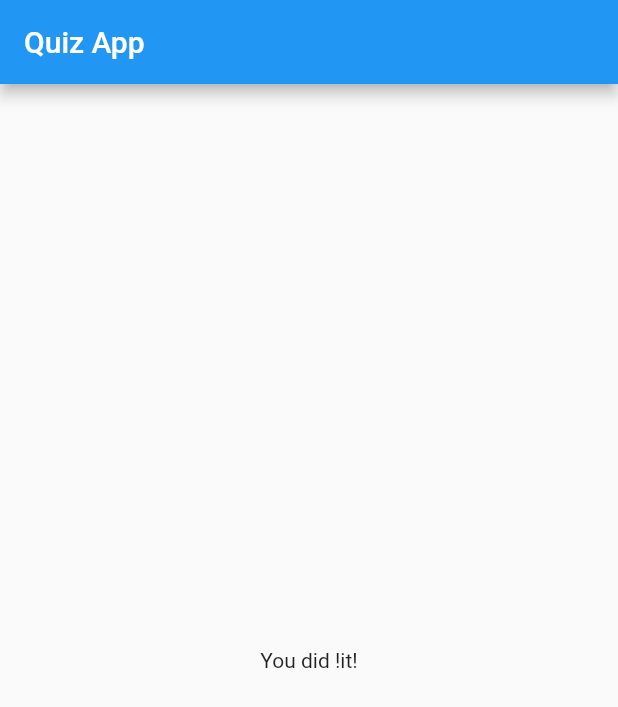
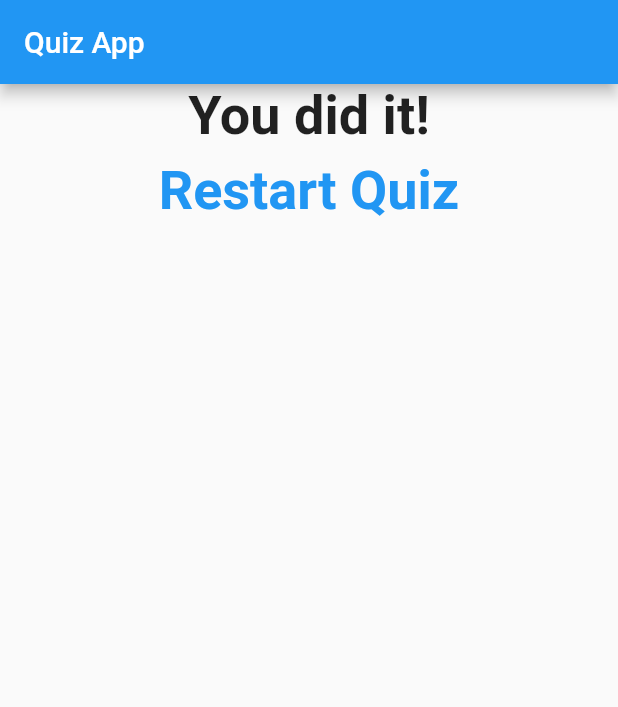
Before and after one commit to Sodment/fluttter_quiz_app, a Flutter app: the screen it shows after launch, after a tap on "Black", after a tap on "Cat", after a tap on "Lasagna", on a phone screen of 412 x 824 dp. Shown: the top 707 px of the screen. Run offline on Flutter 3.47's test engine with Material 2 defaults, Android fonts, the phone set to English and light mode, and no system bars.

Commit message:
Add resseting Quiz

```diff
--- a/lib/answer.dart
+++ b/lib/answer.dart
@@ -14,7 +14,9 @@ class Answer extends StatelessWidget {
           backgroundColor: MaterialStateProperty.all(Colors.blue),
         ),
         onPressed: selectHandler,
-        child: Text(answer),
+        child: Text(
+          answer,
+        ),
       ),
     );
   }
--- a/lib/main.dart
+++ b/lib/main.dart
@@ -52,6 +52,13 @@ class _MyAppState extends State<MyApp> {
     print(_totalScore);
   }
 
+  void _resetQuiz() {
+    setState(() {
+      _questionIndex = 0;
+      _totalScore = 0;
+    });
+  }
+
   @override
   Widget build(BuildContext context) {
     return MaterialApp(
@@ -68,7 +75,7 @@ class _MyAppState extends State<MyApp> {
                 questionIndex: _questionIndex,
                 questions: _questions,
                 answerQusetionFunction: _answerQuestion)
-            : Result("You did !it!"),
+            : Result(_totalScore, _resetQuiz),
       ),
     );
   }
--- a/lib/result.dart
+++ b/lib/result.dart
@@ -1,14 +1,50 @@
 import 'package:flutter/material.dart';
 
 class Result extends StatelessWidget {
-  final String message;
+  final int score;
+  final VoidCallback resetHandler;
 
-  Result(this.message);
+  Result(this.score, this.resetHandler);
+
+  String get resultPhrase {
+    final String resultText;
+    switch (score) {
+      case 1:
+        resultText = 'Good Job!';
+        break;
+      case 2:
+        resultText = 'Great Job!';
+        break;
+      case 3:
+        resultText = 'Excellent Job!';
+        break;
+      default:
+        resultText = 'You did it!';
+        break;
+    }
+    return resultText;
+  }
 
   @override
   Widget build(BuildContext context) {
     return Center(
-      child: Text(message),
-    );
+        child: Column(
+      children: [
+        Text(
+          resultPhrase,
+          style: TextStyle(
+            fontSize: 36,
+            fontWeight: FontWeight.bold,
+          ),
+          textAlign: TextAlign.center,
+        ),
+        TextButton(
+            onPressed: resetHandler,
+            child: Text(
+              'Restart Quiz',
+              style: TextStyle(fontSize: 36, fontWeight: FontWeight.bold),
+            )),
+      ],
+    ));
   }
 }
```
